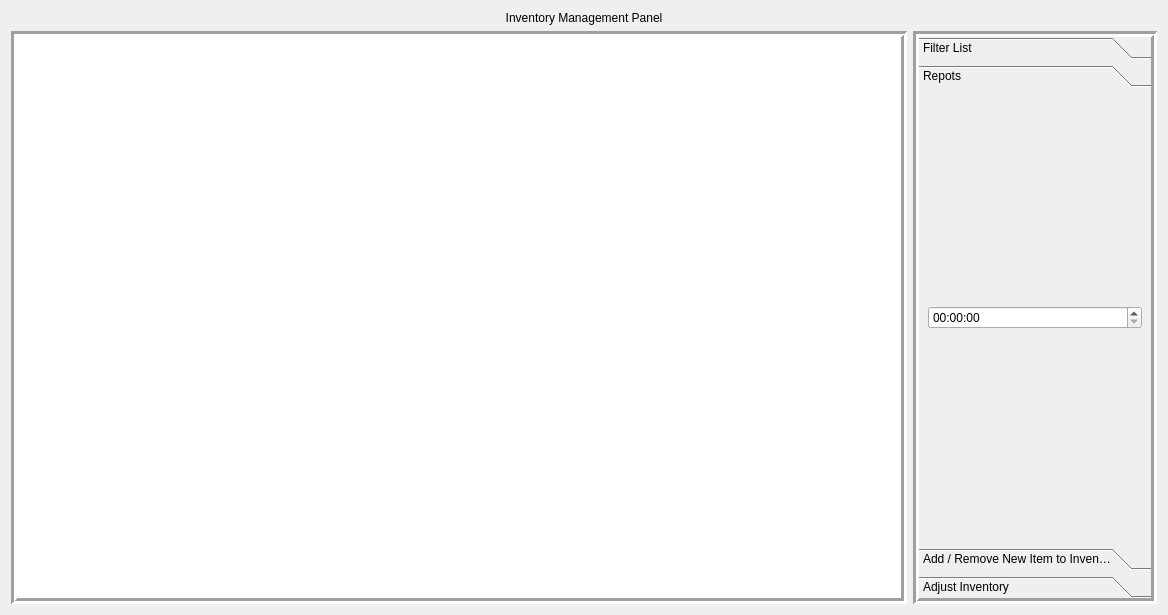
The window that src/reportsView.ui (rbaker26/BigBlueBox) describes before a commit, drawn with Qt 5.
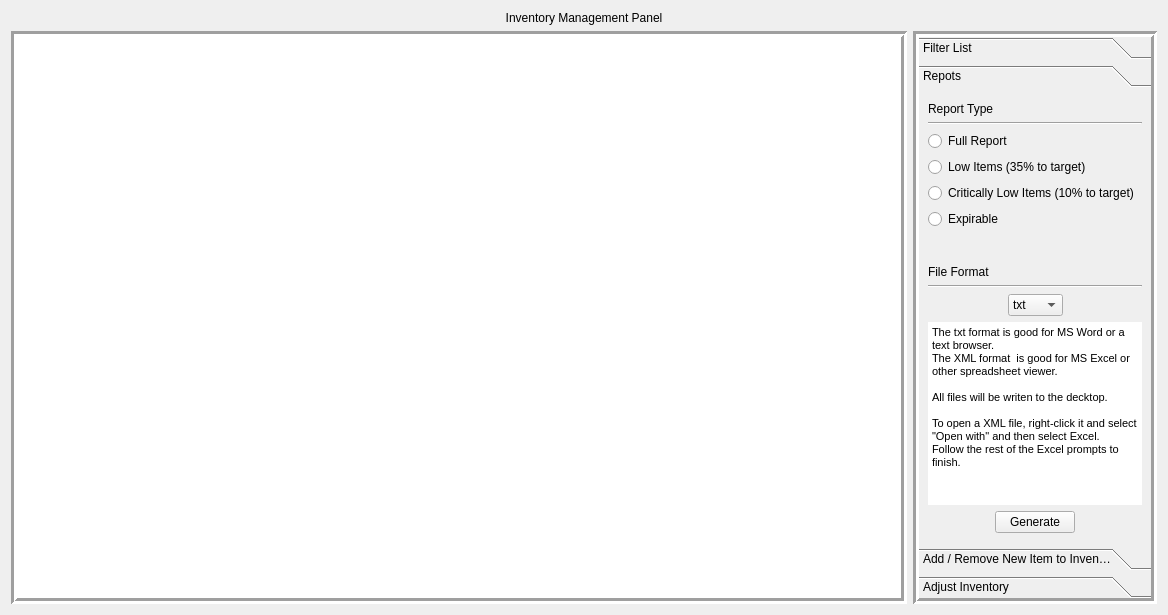
The same window after the commit. The open tabs and pages were chosen to show the change.

Commit message: did some UI for reports view for filewriter

Diff of the .ui file:
```diff
--- a/src/reportsView.ui
+++ b/src/reportsView.ui
@@ -177,7 +177,190 @@
           </attribute>
           <layout class="QVBoxLayout" name="verticalLayout_4">
            <item>
-            <widget class="QTimeEdit" name="timeEdit"/>
+            <layout class="QVBoxLayout" name="verticalLayout_7">
+             <item>
+              <widget class="QLabel" name="label_8">
+               <property name="text">
+                <string>Report Type</string>
+               </property>
+              </widget>
+             </item>
+             <item>
+              <widget class="Line" name="line_3">
+               <property name="orientation">
+                <enum>Qt::Horizontal</enum>
+               </property>
+              </widget>
+             </item>
+             <item>
+              <widget class="QRadioButton" name="radioButton_6">
+               <property name="text">
+                <string>Full Report</string>
+               </property>
+              </widget>
+             </item>
+             <item>
+              <widget class="QRadioButton" name="radioButton_4">
+               <property name="text">
+                <string>Low Items (35% to target)</string>
+               </property>
+              </widget>
+             </item>
+             <item>
+              <widget class="QRadioButton" name="radioButton_5">
+               <property name="text">
+                <string>Critically Low Items (10% to target)</string>
+               </property>
+              </widget>
+             </item>
+             <item>
+              <widget class="QRadioButton" name="radioButton_7">
+               <property name="text">
+                <string>Expirable</string>
+               </property>
+              </widget>
+             </item>
+             <item>
+              <spacer name="verticalSpacer_3">
+               <property name="orientation">
+                <enum>Qt::Vertical</enum>
+               </property>
+               <property name="sizeHint" stdset="0">
+                <size>
+                 <width>20</width>
+                 <height>40</height>
+                </size>
+               </property>
+              </spacer>
+             </item>
+             <item>
+              <widget class="QLabel" name="label_9">
+               <property name="text">
+                <string>File Format</string>
+               </property>
+              </widget>
+             </item>
+             <item>
+              <widget class="Line" name="line_4">
+               <property name="orientation">
+                <enum>Qt::Horizontal</enum>
+               </property>
+              </widget>
+             </item>
+             <item>
+              <layout class="QHBoxLayout" name="horizontalLayout_10">
+               <item>
+                <spacer name="horizontalSpacer_9">
+                 <property name="orientation">
+                  <enum>Qt::Horizontal</enum>
+                 </property>
+                 <property name="sizeHint" stdset="0">
+                  <size>
+                   <width>40</width>
+                   <height>20</height>
+                  </size>
+                 </property>
+                </spacer>
+               </item>
+               <item>
+                <widget class="QComboBox" name="comboBox">
+                 <item>
+                  <property name="text">
+                   <string>txt</string>
+                  </property>
+                 </item>
+                 <item>
+                  <property name="text">
+                   <string>XML</string>
+                  </property>
+                 </item>
+                </widget>
+               </item>
+               <item>
+                <spacer name="horizontalSpacer_10">
+                 <property name="orientation">
+                  <enum>Qt::Horizontal</enum>
+                 </property>
+                 <property name="sizeHint" stdset="0">
+                  <size>
+                   <width>40</width>
+                   <height>20</height>
+                  </size>
+                 </property>
+                </spacer>
+               </item>
+              </layout>
+             </item>
+             <item>
+              <widget class="QTextBrowser" name="textBrowser_3">
+               <property name="sizePolicy">
+                <sizepolicy hsizetype="Expanding" vsizetype="Expanding">
+                 <horstretch>0</horstretch>
+                 <verstretch>0</verstretch>
+                </sizepolicy>
+               </property>
+               <property name="frameShape">
+                <enum>QFrame::NoFrame</enum>
+               </property>
+               <property name="frameShadow">
+                <enum>QFrame::Plain</enum>
+               </property>
+               <property name="lineWidth">
+                <number>0</number>
+               </property>
+               <property name="html">
+                <string>&lt;!DOCTYPE HTML PUBLIC &quot;-//W3C//DTD HTML 4.0//EN&quot; &quot;http://www.w3.org/TR/REC-html40/strict.dtd&quot;&gt;
+&lt;html&gt;&lt;head&gt;&lt;meta name=&quot;qrichtext&quot; content=&quot;1&quot; /&gt;&lt;style type=&quot;text/css&quot;&gt;
+p, li { white-space: pre-wrap; }
+&lt;/style&gt;&lt;/head&gt;&lt;body style=&quot; font-family:'Segoe UI'; font-size:8pt; font-weight:400; font-style:normal;&quot;&gt;
+&lt;p style=&quot; margin-top:0px; margin-bottom:0px; margin-left:0px; margin-right:0px; -qt-block-indent:0; text-indent:0px;&quot;&gt;The txt format is good for MS Word or a text browser.&lt;/p&gt;
+&lt;p style=&quot; margin-top:0px; margin-bottom:0px; margin-left:0px; margin-right:0px; -qt-block-indent:0; text-indent:0px;&quot;&gt;The XML format  is good for MS Excel or other spreadsheet viewer.&lt;/p&gt;
+&lt;p style=&quot;-qt-paragraph-type:empty; margin-top:0px; margin-bottom:0px; margin-left:0px; margin-right:0px; -qt-block-indent:0; text-indent:0px;&quot;&gt;&lt;br /&gt;&lt;/p&gt;
+&lt;p style=&quot; margin-top:0px; margin-bottom:0px; margin-left:0px; margin-right:0px; -qt-block-indent:0; text-indent:0px;&quot;&gt;All files will be writen to the decktop.&lt;/p&gt;
+&lt;p style=&quot;-qt-paragraph-type:empty; margin-top:0px; margin-bottom:0px; margin-left:0px; margin-right:0px; -qt-block-indent:0; text-indent:0px;&quot;&gt;&lt;br /&gt;&lt;/p&gt;
+&lt;p style=&quot; margin-top:0px; margin-bottom:0px; margin-left:0px; margin-right:0px; -qt-block-indent:0; text-indent:0px;&quot;&gt;To open a XML file, right-click it and select &amp;quot;Open with&amp;quot; and then select Excel.&lt;/p&gt;
+&lt;p style=&quot; margin-top:0px; margin-bottom:0px; margin-left:0px; margin-right:0px; -qt-block-indent:0; text-indent:0px;&quot;&gt;Follow the rest of the Excel prompts to finish.&lt;/p&gt;&lt;/body&gt;&lt;/html&gt;</string>
+               </property>
+              </widget>
+             </item>
+             <item>
+              <layout class="QHBoxLayout" name="horizontalLayout_11">
+               <item>
+                <spacer name="horizontalSpacer_11">
+                 <property name="orientation">
+                  <enum>Qt::Horizontal</enum>
+                 </property>
+                 <property name="sizeHint" stdset="0">
+                  <size>
+                   <width>40</width>
+                   <height>20</height>
+                  </size>
+                 </property>
+                </spacer>
+               </item>
+               <item>
+                <widget class="QPushButton" name="pushButton">
+                 <property name="text">
+                  <string>Generate</string>
+                 </property>
+                </widget>
+               </item>
+               <item>
+                <spacer name="horizontalSpacer_12">
+                 <property name="orientation">
+                  <enum>Qt::Horizontal</enum>
+                 </property>
+                 <property name="sizeHint" stdset="0">
+                  <size>
+                   <width>40</width>
+                   <height>20</height>
+                  </size>
+                 </property>
+                </spacer>
+               </item>
+              </layout>
+             </item>
+            </layout>
            </item>
           </layout>
          </widget>
```
